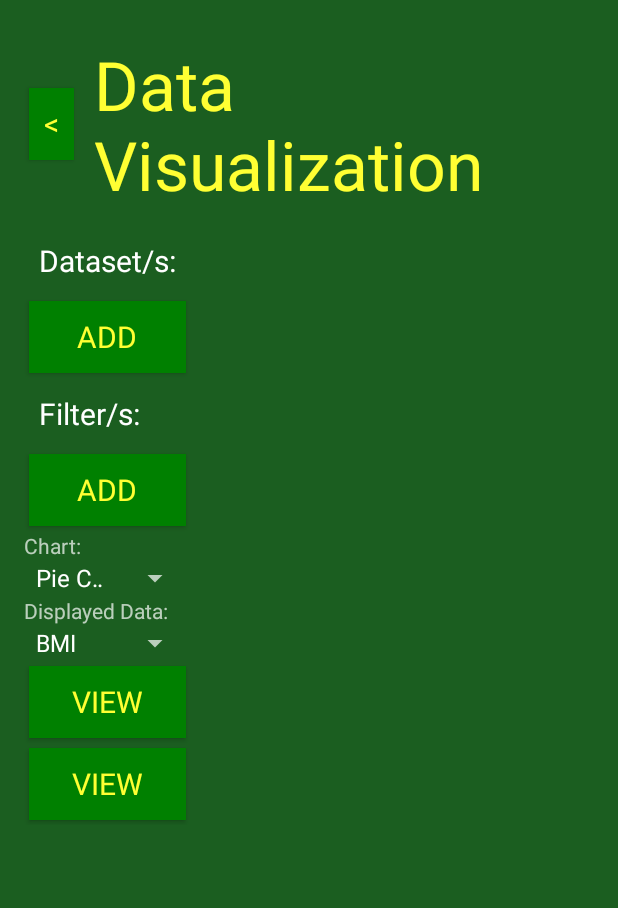
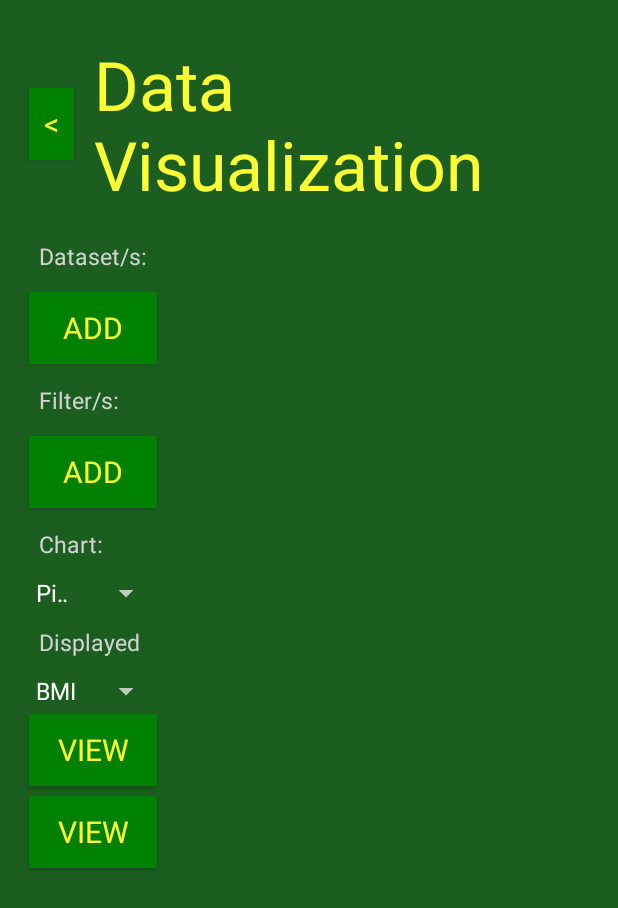
Before and after one commit to Creamery/GeeBeeView, an Android app: the layout activity_data_visualization.xml on its own in the app's theme, with its tools: preview values and no code run, on a phone screen of 412 x 824 dp. Shown: the top 908 px of the screen. Run offline under Robolectric (Android 15) with nearby library versions, the phone set to English and light mode, and no system bars; network calls fail; Roboto replaces fonts that are not available here.

Commit message:
minor edit in patient activity

```diff
--- a/app/src/main/res/layout/activity_data_visualization.xml
+++ b/app/src/main/res/layout/activity_data_visualization.xml
@@ -1,21 +1,21 @@
 <?xml version="1.0" encoding="utf-8"?>
 <LinearLayout xmlns:android="http://schemas.android.com/apk/res/android"
     xmlns:tools="http://schemas.android.com/tools"
-    tools:context="seebee.geebeeview.layout.DataVisualizationActivity"
+    style="@style/DefaultBackground"
     android:layout_width="match_parent"
     android:layout_height="match_parent"
-    style="@style/DefaultBackground"
-    android:orientation="vertical">
+    android:orientation="vertical"
+    tools:context="seebee.geebeeview.layout.DataVisualizationActivity">
 
     <RelativeLayout
         android:layout_width="match_parent"
         android:layout_height="wrap_content">
         <Button
             android:id="@+id/btn_dv_back"
+            style="@style/DefaultButton"
             android:layout_width="30dp"
             android:layout_height="wrap_content"
             android:layout_centerVertical="true"
-            style="@style/DefaultButton"
             android:text="@string/btn_back"/>
         <TextView
             style="@style/TitleText"
@@ -36,50 +36,51 @@
             <LinearLayout
                 android:layout_width="wrap_content"
                 android:layout_height="wrap_content"
-                android:orientation="horizontal"
-                android:layout_weight="2">
+                android:layout_weight="2"
+                android:orientation="horizontal">
                 <TextView
+                    style="@style/LabelText"
                     android:layout_width="wrap_content"
                     android:layout_height="wrap_content"
-                    style="@style/DefaultText"
                     android:text="@string/dataset"/>
                 <android.support.v7.widget.RecyclerView
+                    android:id="@+id/rv_dv_dataset"
                     android:layout_width="match_parent"
-                    android:layout_height="wrap_content"
-                    android:id="@+id/rv_dv_dataset">
+                    android:layout_height="wrap_content">
 
                 </android.support.v7.widget.RecyclerView>
             </LinearLayout>
             <Button
+                android:id="@+id/btn_add_dataset"
+                style="@style/DefaultButton"
                 android:layout_width="match_parent"
                 android:layout_height="wrap_content"
-                android:id="@+id/btn_add_dataset"
-                style="@style/DefaultButton"
                 android:text="@string/add_dataset"/>
             <LinearLayout
                 android:layout_width="match_parent"
                 android:layout_height="wrap_content"
-                android:orientation="horizontal"
-                android:layout_weight="2">
+                android:layout_weight="2"
+                android:orientation="horizontal">
                 <TextView
+                    style="@style/LabelText"
                     android:layout_width="wrap_content"
                     android:layout_height="wrap_content"
-                    android:text="@string/filter"
-                    style="@style/DefaultText"/>
+                    android:text="@string/filter"/>
                 <android.support.v7.widget.RecyclerView
+                    android:id="@+id/rv_dv_filter"
                     android:layout_width="match_parent"
-                    android:layout_height="wrap_content"
-                    android:id="@+id/rv_dv_filter">
+                    android:layout_height="wrap_content">
 
                 </android.support.v7.widget.RecyclerView>
             </LinearLayout>
             <Button
+                android:id="@+id/btn_add_filter"
+                style="@style/DefaultButton"
                 android:layout_width="match_parent"
                 android:layout_height="wrap_content"
-                android:id="@+id/btn_add_filter"
-                style="@style/DefaultButton"
                 android:text="@string/add_filter"/>
             <TextView
+                style="@style/LabelText"
                 android:layout_width="match_parent"
                 android:layout_height="wrap_content"
                 android:text="@string/chart"/>
@@ -90,6 +91,7 @@
                 android:entries="@array/chart_type_array">
             </Spinner>
             <TextView
+                style="@style/LabelText"
                 android:layout_width="match_parent"
                 android:layout_height="wrap_content"
                 android:text="@string/displayed_data"/>
@@ -100,22 +102,22 @@
                 android:entries="@array/record_column_array">
             </Spinner>
             <Button
+                android:id="@+id/btn_view_hpi_list"
+                style="@style/DefaultButton"
                 android:layout_width="match_parent"
                 android:layout_height="wrap_content"
-                style="@style/DefaultButton"
-                android:id="@+id/btn_view_hpi_list"
                 android:text="@string/view_HPI_list"/>
             <Button
+                android:id="@+id/btn_view_patient_list"
+                style="@style/DefaultButton"
                 android:layout_width="match_parent"
                 android:layout_height="wrap_content"
-                android:id="@+id/btn_view_patient_list"
-                style="@style/DefaultButton"
                 android:text="@string/view_patient_list"/>
         </LinearLayout>
         <RelativeLayout
+            android:id="@+id/graph_container"
             android:layout_width="match_parent"
-            android:layout_height="match_parent"
-            android:id="@+id/graph_container">
+            android:layout_height="match_parent">
 
         </RelativeLayout>
     </LinearLayout>
--- a/app/src/main/res/values/dimens.xml
+++ b/app/src/main/res/values/dimens.xml
@@ -5,6 +5,7 @@
     <!-- SeeBee specified dimens -->
     <dimen name="title_text_size">45sp</dimen>
     <dimen name="context_text_size">20sp</dimen>
+    <dimen name="label_text_size">15sp</dimen>
 
     <dimen name="text_box_padding">8dp</dimen>
     <dimen name="context_padding">10dp</dimen>
--- a/app/src/main/res/values/styles.xml
+++ b/app/src/main/res/values/styles.xml
@@ -40,6 +40,12 @@
         <!--<item name="android:fontFamily">@font/rudiment</item>-->
     </style>
 
+    <style name="LabelText" parent="android:TextAppearance.Widget.TextView">
+        <item name="android:textColor">@color/grey</item>
+        <item name="android:textSize">@dimen/label_text_size</item>
+        <item name="android:padding">@dimen/context_padding</item>
+    </style>
+
     <style name="TitleText" parent="android:TextAppearance.Widget.TextView">
         <item name="android:textColor">@color/yellow</item>
         <item name="android:textSize">@dimen/title_text_size</item>
@@ -59,5 +65,7 @@
     <style name="DefaultSpinner" parent="Base.Widget.AppCompat.Spinner">
         <item name="android:textSize">@dimen/context_text_size</item>
         <item name="android:textColor">@color/white</item>
+
     </style>
+
 </resources>
```
Also changed, not shown: app/src/main/java/seebee/geebeeview/layout/ViewPatientActivity.java (+15 -6 lines), app/src/main/res/layout/activity_view_dataset_list.xml (+14 -8 lines), app/src/main/res/layout/activity_view_hpi.xml (+3 -4 lines), 1 other file.
